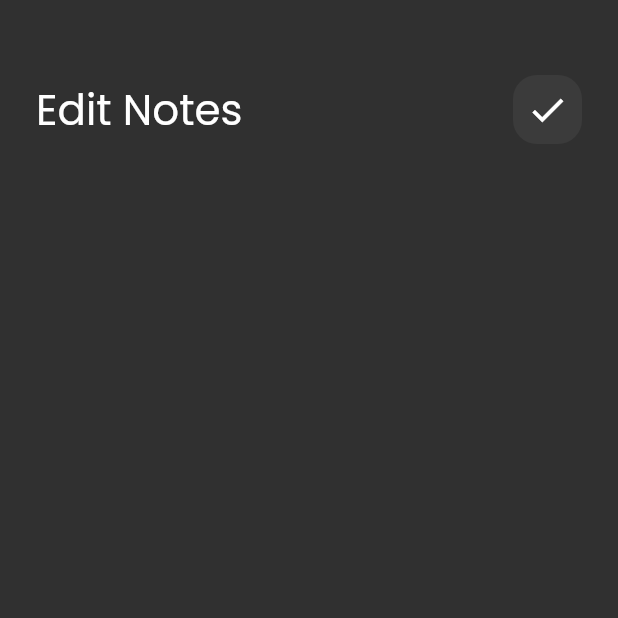
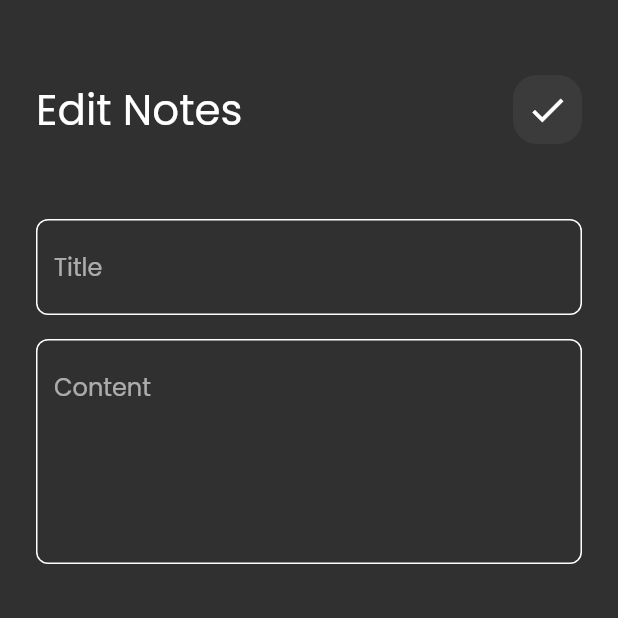
Before and after one commit to Simonnabil22/notes_app, a Flutter app: the EditNoteView screen opened directly, on a phone screen of 412 x 824 dp, the top half of it. Run offline on Flutter 3.47's test engine with Material 2 defaults, Android fonts, the phone set to English and light mode, and no system bars; our stand-ins replace font_awesome_flutter.

Commit message:
edit note view ui done

```diff
--- a/lib/widgets/edit_note_view_body.dart
+++ b/lib/widgets/edit_note_view_body.dart
@@ -1,5 +1,6 @@
 import 'package:flutter/material.dart';
 import 'package:notes_app/widgets/custom_app_bar.dart';
+import 'package:notes_app/widgets/custom_text_field.dart';
 
 class EditNoteViewBody extends StatelessWidget {
   const EditNoteViewBody({super.key});
@@ -16,7 +17,16 @@ class EditNoteViewBody extends StatelessWidget {
           CustomAppBar(
             title: 'Edit Notes',
             icon: Icons.check,
-          )
+          ),
+          SizedBox(
+            height: 50,
+          ),
+          CustomTextField(hint: 'Title'),
+          SizedBox(
+            height:16 ,
+          ),
+          CustomTextField(hint: 'Content',
+          maxLines: 5,),
         ],
       ),
     );
```
